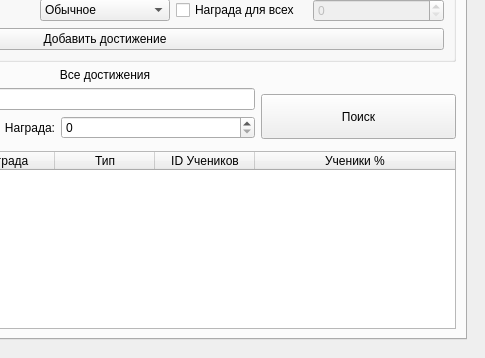
Old version of the form main_ui_proba.ui in the repository Dimarom4/SmartQube; both pictures show x 275 to 760 and y 351 to 709 of the 760 by 709 pixel window.
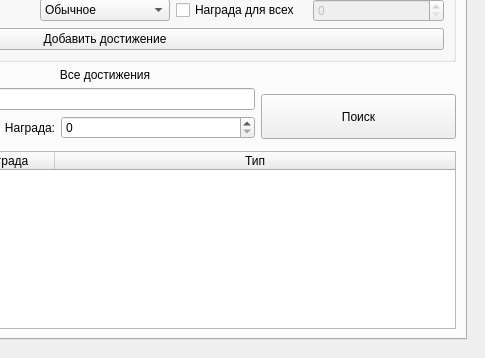
New version of the form. The open tabs and pages were chosen to show the change. Icons and pictures are not drawn.

The edit to the form file:
```diff
--- a/main_ui_proba.ui
+++ b/main_ui_proba.ui
@@ -658,16 +658,6 @@
                 <string>Тип</string>
                </property>
               </column>
-              <column>
-               <property name="text">
-                <string>ID Учеников</string>
-               </property>
-              </column>
-              <column>
-               <property name="text">
-                <string>Ученики %</string>
-               </property>
-              </column>
              </widget>
             </item>
            </layout>
```
Left out of the diff: 4 changed lines with no effect on the pictures.
